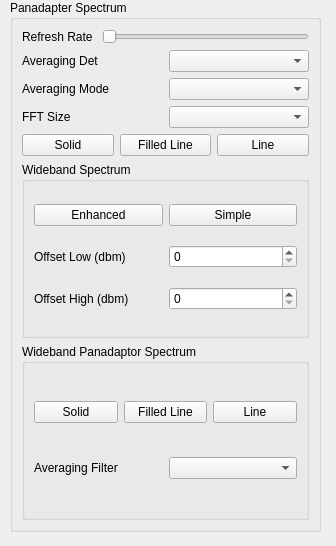
Above: Source/src/UI/cusdr_display.ui from zl2brg/cudaSDR before the change. Below: the same form after it.
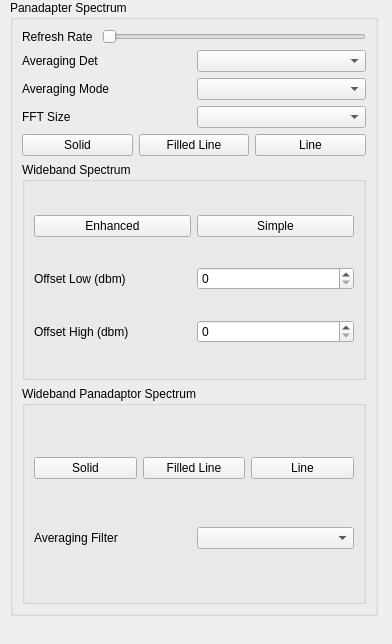
That is the form after the change. Custom widgets are drawn as their Qt base class.

```diff
--- a/Source/src/UI/cusdr_display.ui
+++ b/Source/src/UI/cusdr_display.ui
@@ -6,8 +6,8 @@
    <rect>
     <x>0</x>
     <y>0</y>
-    <width>336</width>
-    <height>546</height>
+    <width>392</width>
+    <height>644</height>
    </rect>
   </property>
   <property name="windowTitle">
@@ -18,8 +18,8 @@
     <rect>
      <x>10</x>
      <y>0</y>
-     <width>311</width>
-     <height>532</height>
+     <width>368</width>
+     <height>616</height>
     </rect>
    </property>
    <layout class="QVBoxLayout" name="verticalLayout">
```
